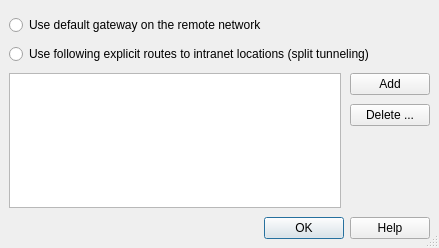
wejaeger/l2tp-ipsec-vpn, file src/dialogs/RouteSettingsDialog.ui: the form before one commit.
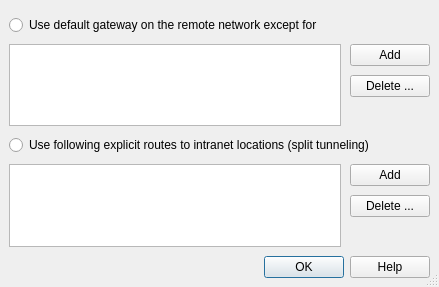
The form after the commit. Icons and pictures are not drawn.

Patch:
```diff
--- a/src/dialogs/RouteSettingsDialog.ui
+++ b/src/dialogs/RouteSettingsDialog.ui
@@ -7,7 +7,7 @@
     <x>0</x>
     <y>0</y>
     <width>439</width>
-    <height>248</height>
+    <height>287</height>
    </rect>
   </property>
   <property name="windowTitle">
@@ -36,7 +36,7 @@
    <property name="spacing">
     <number>9</number>
    </property>
-   <item row="2" column="1">
+   <item row="8" column="1">
     <widget class="QPushButton" name="m_pAddButton">
      <property name="text">
       <string>Add</string>
@@ -46,7 +46,7 @@
      </property>
     </widget>
    </item>
-   <item row="3" column="1">
+   <item row="9" column="1">
     <widget class="QPushButton" name="m_pDeleteButton">
      <property name="text">
       <string>Delete ...</string>
@@ -56,7 +56,7 @@
      </property>
     </widget>
    </item>
-   <item row="2" column="0" rowspan="3">
+   <item row="8" column="0" rowspan="3">
     <widget class="QTableView" name="m_pRoutesTableView">
      <property name="focusPolicy">
       <enum>Qt::WheelFocus</enum>
@@ -66,7 +66,7 @@
      </property>
     </widget>
    </item>
-   <item row="5" column="0" colspan="2">
+   <item row="11" column="0" colspan="2">
     <widget class="QDialogButtonBox" name="m_pButtonBox">
      <property name="orientation">
       <enum>Qt::Horizontal</enum>
@@ -76,8 +76,14 @@
      </property>
     </widget>
    </item>
-   <item row="1" column="0" colspan="2">
+   <item row="4" column="0" colspan="2">
     <widget class="QRadioButton" name="m_pUseExplicitRoutesRadioButton">
+     <property name="sizePolicy">
+      <sizepolicy hsizetype="Minimum" vsizetype="Fixed">
+       <horstretch>0</horstretch>
+       <verstretch>0</verstretch>
+      </sizepolicy>
+     </property>
      <property name="text">
       <string>Use following explicit routes to intranet locations (split tunneling)</string>
      </property>
@@ -95,7 +101,34 @@
 &lt;li style=&quot; margin-top:0px; margin-bottom:12px; margin-left:0px; margin-right:0px; -qt-block-indent:0; text-indent:0px;&quot;&gt;When the&lt;span style=&quot; font-weight:600;&quot;&gt; Use default gateway on remote network&lt;/span&gt; check box is selected (the default setting), all intranet locations are reachable and Internet locations are not reachable, except for the address of the VPN server and locations available through other routes. &lt;/li&gt;&lt;/ul&gt;&lt;/body&gt;&lt;/html&gt;</string>
      </property>
      <property name="text">
-      <string>Use default gateway on the remote network</string>
+      <string>Use default gateway on the remote network except for</string>
+     </property>
+    </widget>
+   </item>
+   <item row="2" column="1">
+    <widget class="QPushButton" name="m_pDeleteNoRouteButton">
+     <property name="text">
+      <string>Delete ...</string>
+     </property>
+     <property name="autoDefault">
+      <bool>false</bool>
+     </property>
+    </widget>
+   </item>
+   <item row="1" column="1">
+    <widget class="QPushButton" name="m_pAddNoRouteButton">
+     <property name="text">
+      <string>Add</string>
+     </property>
+     <property name="autoDefault">
+      <bool>false</bool>
+     </property>
+    </widget>
+   </item>
+   <item row="1" column="0" rowspan="3">
+    <widget class="QTableView" name="m_pNoRoutesTableView">
+     <property name="toolTip">
+      <string>route packages with the destination addresses listed here through the default interfacel.</string>
      </property>
     </widget>
    </item>
```
Left out of the diff: 54 changed lines with no effect on the pictures.
